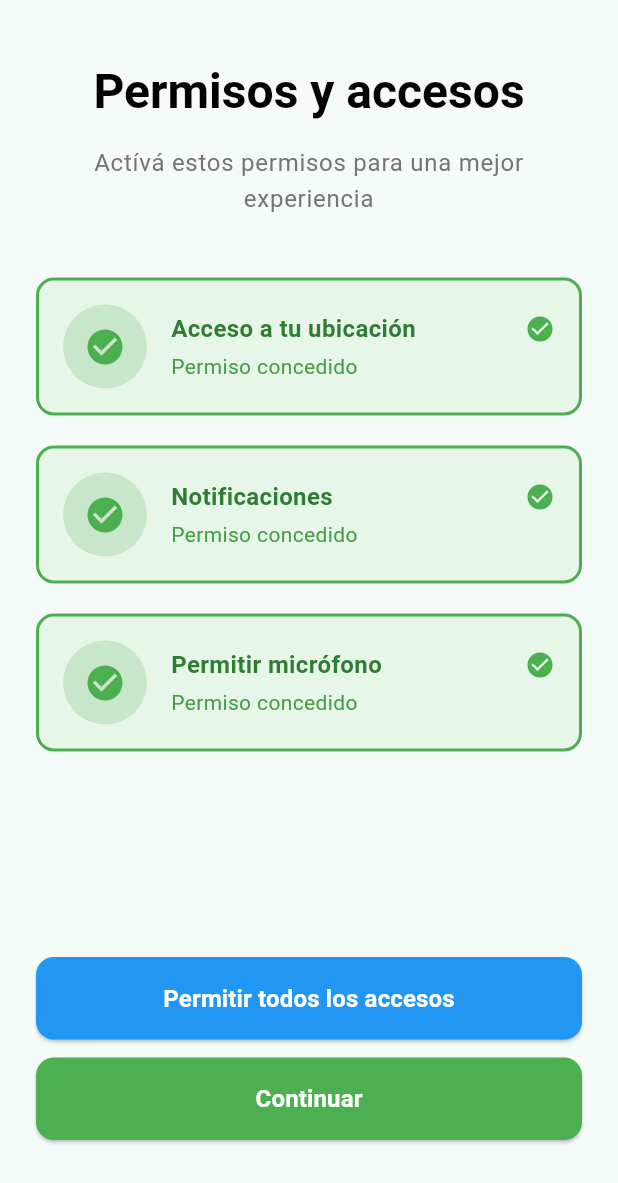
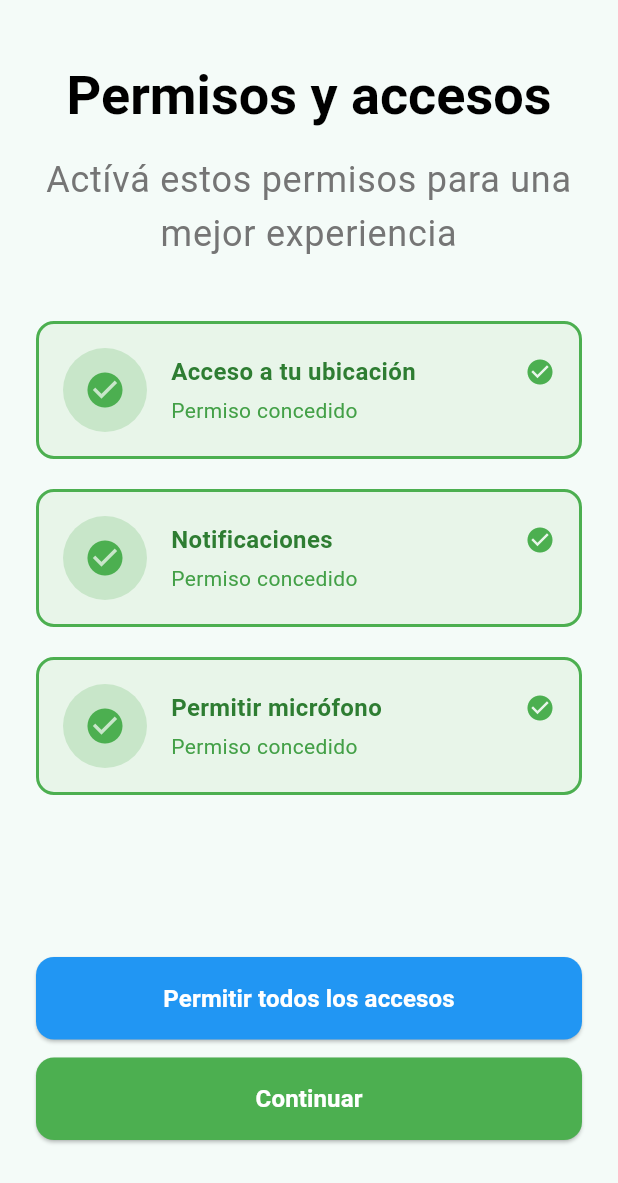
Before and after one commit to tr3scafesforge-cloud/promoruta-mobile, a Flutter app: the Permissions screen opened by its route, on a phone screen of 412 x 824 dp. Shown: the top 1183 px of the screen. Run offline on Flutter 3.47's test engine with Material 3 defaults, Android fonts, the phone set to English and light mode, and no system bars; our stand-ins replace flutter_riverpod, go_router, google_fonts, permission_handler, shared_preferences, smooth_page_indicator; accounts and stored records are empty.

Commit message:
Update header text and sutitle text in Permission Tab

```diff
--- a/lib/features/auth/permissions.dart
+++ b/lib/features/auth/permissions.dart
@@ -27,7 +27,7 @@ class Permissions extends ConsumerWidget {
                 style: Theme.of(context).textTheme.headlineMedium?.copyWith(
                       fontWeight: FontWeight.bold,
                       color: Colors.black,
-                      fontSize: 32,
+                      fontSize: 36,
                     ),
               ),
               const SizedBox(height: 16),
@@ -37,7 +37,7 @@ class Permissions extends ConsumerWidget {
                 'Actívá estos permisos para una mejor experiencia',
                 style: Theme.of(context).textTheme.bodyLarge?.copyWith(
                       color: Colors.grey[600],
-                      fontSize: 16,
+                      fontSize: 24,
                     ),
                 textAlign: TextAlign.center,
               ),
```
